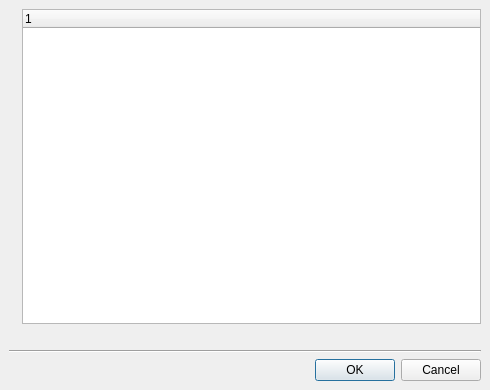
Qt form src/plugins/coreplugin/dialogs/newdialog.ui (qtplatz/qtplatz) before a commit.
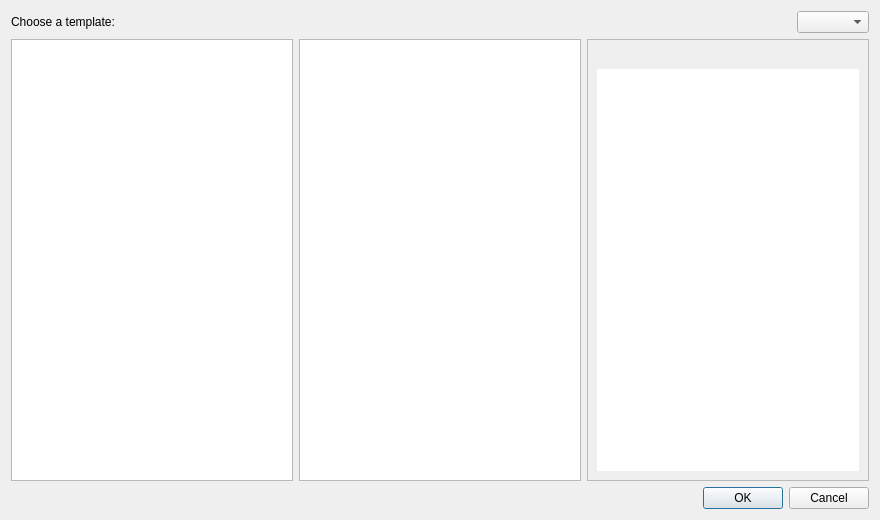
The same form after that commit.

What changed in the file:
```diff
--- a/src/plugins/coreplugin/dialogs/newdialog.ui
+++ b/src/plugins/coreplugin/dialogs/newdialog.ui
@@ -6,64 +6,187 @@
    <rect>
     <x>0</x>
     <y>0</y>
-    <width>490</width>
-    <height>390</height>
+    <width>880</width>
+    <height>520</height>
    </rect>
   </property>
+  <property name="minimumSize">
+   <size>
+    <width>0</width>
+    <height>0</height>
+   </size>
+  </property>
   <property name="windowTitle">
    <string>New Project</string>
   </property>
-  <layout class="QVBoxLayout">
-   <property name="spacing">
-    <number>6</number>
-   </property>
-   <property name="margin">
-    <number>9</number>
-   </property>
-   <item>
-    <layout class="QGridLayout">
-     <property name="margin">
+  <layout class="QGridLayout" name="gridLayout">
+   <item row="0" column="0">
+    <widget class="QLabel" name="label">
+     <property name="text">
+      <string>Choose a template:</string>
+     </property>
+    </widget>
+   </item>
+   <item row="1" column="0">
+    <widget class="QTreeView" name="templateCategoryView">
+     <property name="sizePolicy">
+      <sizepolicy hsizetype="Expanding" vsizetype="MinimumExpanding">
+       <horstretch>0</horstretch>
+       <verstretch>0</verstretch>
+      </sizepolicy>
+     </property>
+     <property name="maximumSize">
+      <size>
+       <width>1000</width>
+       <height>16777215</height>
+      </size>
+     </property>
+     <property name="palette">
+      <palette>
+       <active>
+        <colorrole role="WindowText">
+         <brush brushstyle="SolidPattern">
+          <color alpha="255">
+           <red>97</red>
+           <green>97</green>
+           <blue>97</blue>
+          </color>
+         </brush>
+        </colorrole>
+       </active>
+       <inactive>
+        <colorrole role="WindowText">
+         <brush brushstyle="SolidPattern">
+          <color alpha="255">
+           <red>97</red>
+           <green>97</green>
+           <blue>97</blue>
+          </color>
+         </brush>
+        </colorrole>
+       </inactive>
+       <disabled>
+        <colorrole role="WindowText">
+         <brush brushstyle="SolidPattern">
+          <color alpha="255">
+           <red>120</red>
+           <green>120</green>
+           <blue>120</blue>
+          </color>
+         </brush>
+        </colorrole>
+       </disabled>
+      </palette>
+     </property>
+     <property name="focusPolicy">
+      <enum>Qt::StrongFocus</enum>
+     </property>
+     <property name="styleSheet">
+      <string notr="true"> QTreeView::branch {
+         background: transparent;
+ }</string>
+     </property>
+     <property name="indentation">
       <number>0</number>
      </property>
-     <property name="spacing">
-      <number>6</number>
+     <property name="rootIsDecorated">
+      <bool>false</bool>
      </property>
-     <item row="0" column="1">
-      <widget class="QTreeWidget" name="templatesTree">
-       <property name="minimumSize">
+     <property name="itemsExpandable">
+      <bool>false</bool>
+     </property>
+     <property name="headerHidden">
+      <bool>true</bool>
+     </property>
+     <attribute name="headerVisible">
+      <bool>false</bool>
+     </attribute>
+    </widget>
+   </item>
+   <item row="1" column="1">
+    <widget class="QListView" name="templatesView">
+     <property name="sizePolicy">
+      <sizepolicy hsizetype="MinimumExpanding" vsizetype="Expanding">
+       <horstretch>0</horstretch>
+       <verstretch>0</verstretch>
+      </sizepolicy>
+     </property>
+     <property name="minimumSize">
+      <size>
+       <width>0</width>
+       <height>180</height>
+      </size>
+     </property>
+     <property name="focusPolicy">
+      <enum>Qt::StrongFocus</enum>
+     </property>
+     <property name="selectionBehavior">
+      <enum>QAbstractItemView::SelectRows</enum>
+     </property>
+     <property name="uniformItemSizes">
+      <bool>false</bool>
+     </property>
+    </widget>
+   </item>
+   <item row="1" column="2">
+    <widget class="QFrame" name="frame">
+     <property name="autoFillBackground">
+      <bool>true</bool>
+     </property>
+     <property name="frameShape">
+      <enum>QFrame::StyledPanel</enum>
+     </property>
+     <layout class="QVBoxLayout" name="verticalLayout">
+      <item>
+       <widget class="QLabel" name="imageLabel">
+        <property name="text">
+         <string/>
+        </property>
+       </widget>
+      </item>
+      <item>
+       <widget class="QTextBrowser" name="templateDescription">
+        <property name="sizePolicy">
+         <sizepolicy hsizetype="MinimumExpanding" vsizetype="MinimumExpanding">
+          <horstretch>0</horstretch>
+          <verstretch>0</verstretch>
+         </sizepolicy>
+        </property>
+        <property name="focusPolicy">
+         <enum>Qt::NoFocus</enum>
+        </property>
+        <property name="frameShape">
+         <enum>QFrame::NoFrame</enum>
+        </property>
+       </widget>
+      </item>
+     </layout>
+    </widget>
+   </item>
+   <item row="0" column="1" colspan="2">
+    <layout class="QHBoxLayout" name="horizontalLayout">
+     <item>
+      <spacer name="horizontalSpacer">
+       <property name="orientation">
+        <enum>Qt::Horizontal</enum>
+       </property>
+       <property name="sizeType">
+        <enum>QSizePolicy::MinimumExpanding</enum>
+       </property>
+       <property name="sizeHint" stdset="0">
         <size>
-         <width>400</width>
-         <height>301</height>
+         <width>0</width>
+         <height>0</height>
         </size>
        </property>
-       <column>
-        <property name="text">
-         <string>1</string>
-        </property>
-       </column>
-      </widget>
+      </spacer>
      </item>
-     <item row="1" column="1">
-      <widget class="QLabel" name="descLabel">
-      </widget>
-     </item>
-     <item row="0" column="0">
-      <widget class="QLabel" name="watermark">
-       <property name="alignment">
-        <set>Qt::AlignLeading|Qt::AlignLeft|Qt::AlignTop</set>
-       </property>
-      </widget>
+     <item>
+      <widget class="QComboBox" name="comboBox"/>
      </item>
     </layout>
    </item>
-   <item>
-    <widget class="Line" name="line">
-     <property name="orientation">
-      <enum>Qt::Horizontal</enum>
-     </property>
-    </widget>
-   </item>
-   <item>
+   <item row="2" column="0" colspan="3">
     <widget class="QDialogButtonBox" name="buttonBox">
      <property name="orientation">
       <enum>Qt::Horizontal</enum>
```
